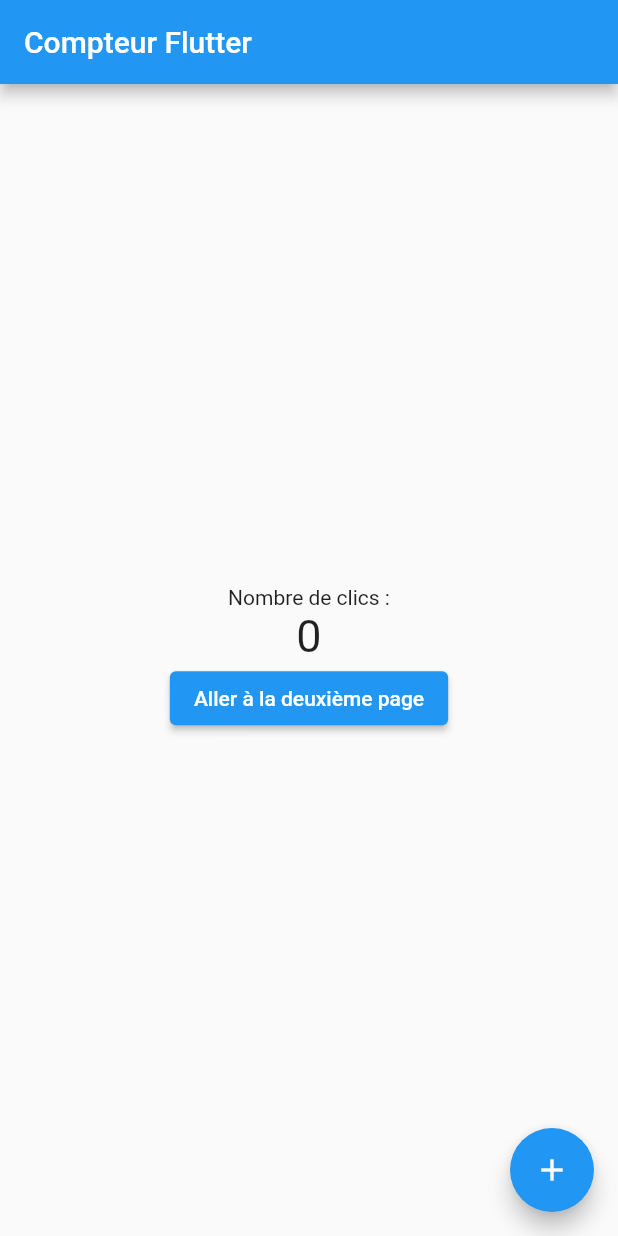
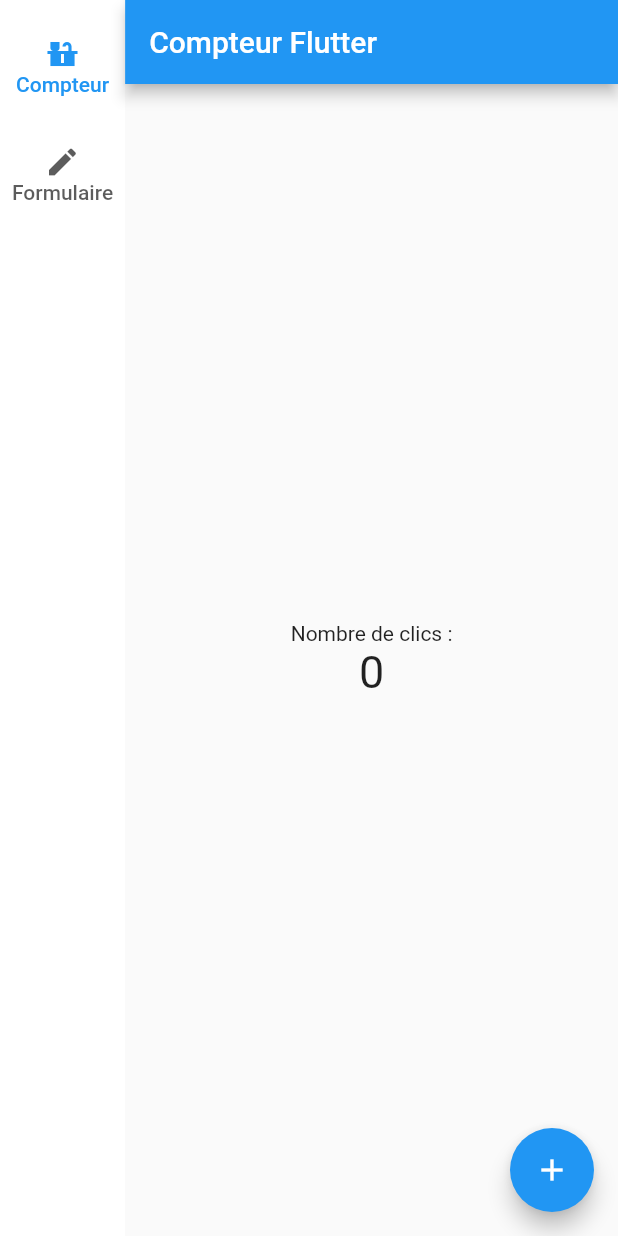
Before and after one commit to LucasEsti/first-flutter-app, a Flutter app: the screen it shows after launch, on a phone screen of 412 x 824 dp. Run offline on Flutter 3.47's test engine with Material 2 defaults, Android fonts, the phone set to English and light mode, and no system bars.

```diff
--- a/lib/main.dart
+++ b/lib/main.dart
@@ -1,6 +1,4 @@
-import 'package:english_words/english_words.dart';
 import 'package:flutter/material.dart';
-import 'package:provider/provider.dart';
 import 'screens/second_page.dart';
 
 void main() {
@@ -11,11 +9,59 @@ class MyApp extends StatelessWidget {
   @override
   Widget build(BuildContext context) {
     return MaterialApp(
-      home: CounterPage(),
+      debugShowCheckedModeBanner: false,
+      home: MainScreen(),
     );
   }
 }
 
+class MainScreen extends StatefulWidget {
+  @override
+  _MainScreenState createState() => _MainScreenState();
+}
+
+class _MainScreenState extends State<MainScreen> {
+  int _selectedIndex = 0;
+
+  final List<Widget> _pages = [
+    CounterPage(),
+    SecondPage(),
+  ];
+
+  @override
+  Widget build(BuildContext context) {
+    return Scaffold(
+      body: Row(
+        children: [
+          NavigationRail(
+            selectedIndex: _selectedIndex,
+            onDestinationSelected: (int index) {
+              setState(() {
+                _selectedIndex = index;
+              });
+            },
+            labelType: NavigationRailLabelType.all,
+            destinations: [
+              NavigationRailDestination(
+                icon: Icon(Icons.countertops),
+                selectedIcon: Icon(Icons.countertops, color: Colors.blue),
+                label: Text('Compteur'),
+              ),
+              NavigationRailDestination(
+                icon: Icon(Icons.edit),
+                selectedIcon: Icon(Icons.edit, color: Colors.blue),
+                label: Text('Formulaire'),
+              ),
+            ],
+          ),
+          Expanded(child: _pages[_selectedIndex]),
+        ],
+      ),
+    );
+  }
+}
+
+// Première page (Compteur)
 class CounterPage extends StatefulWidget {
   @override
   _CounterPageState createState() => _CounterPageState();
@@ -26,7 +72,7 @@ class _CounterPageState extends State<CounterPage> {
 
   void _incrementCounter() {
     setState(() {
-      _counter++;  // Met à jour le compteur
+      _counter++;
     });
   }
 
@@ -40,15 +86,6 @@ class _CounterPageState extends State<CounterPage> {
           children: [
             Text("Nombre de clics :"),
             Text("$_counter", style: TextStyle(fontSize: 30)),
-            ElevatedButton(
-              onPressed: () {
-                Navigator.push(
-                  context,
-                  MaterialPageRoute(builder: (context) => SecondPage()),
-                );
-              },
-              child: Text("Aller à la deuxième page"),
-            ),
           ],
         ),
       ),
```
